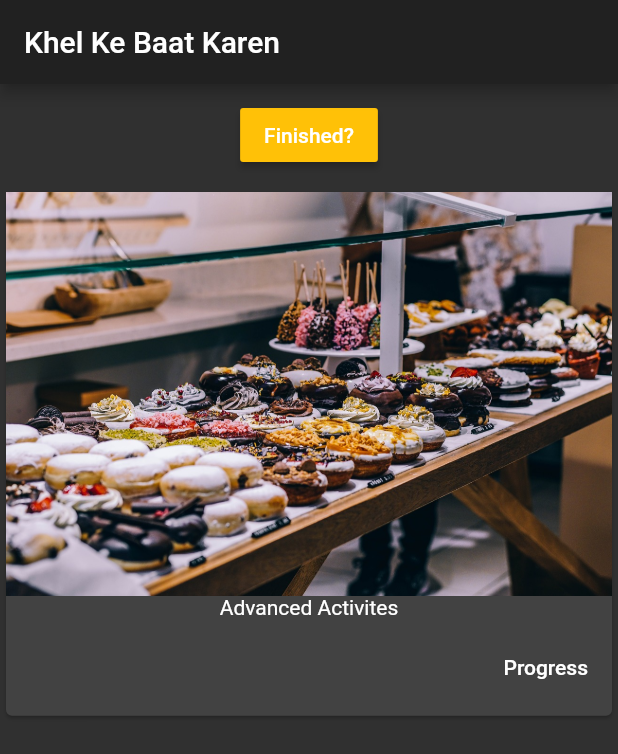
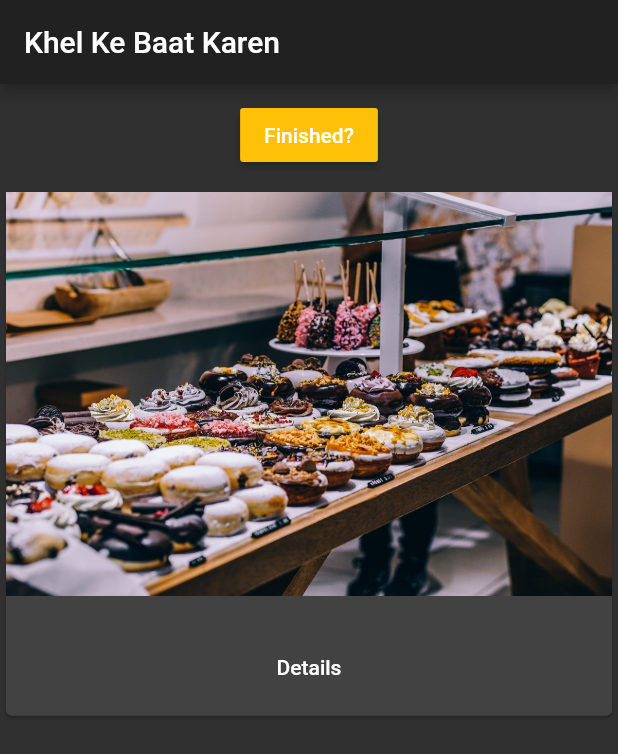
Before and after one commit to piyush97/khel-ke-baat-karen, a Flutter app: the screen it shows after launch, after a tap on "Finished?", on a phone screen of 412 x 824 dp. Shown: the top 754 px of the screen. Run offline on Flutter 3.47's test engine with Material 2 defaults, Android fonts, the phone set to English and light mode, and no system bars.

Commit message:
Exception handling

```diff
--- a/khel/lib/activities.dart
+++ b/khel/lib/activities.dart
@@ -3,9 +3,9 @@ import 'package:flutter/material.dart';
 import './pages/activity.dart';
 
 class Activities extends StatelessWidget {
-  final List<String> activities;
+  final List<Map<String, String>> activities;
 
-  Activities(this.activities) {
+  Activities([this.activities = const []]) {
     print('[Activities widget Constructor]');
   }
 
@@ -13,23 +13,29 @@ class Activities extends StatelessWidget {
     return Card(
       child: Column(
         children: <Widget>[
-        Image.asset('assets/food.jpg'),
-        Text(activities[index]),
+          Image.asset(activities[index]['image'] ?? ''),
+          Text(activities[index]['title'] ?? ''),
           ButtonBar(
+            alignment: MainAxisAlignment.center,
             children: <Widget>[
               FlatButton(
-              child: Text('Progress'),
-              onPressed: () => Navigator.push(
+                child: Text('Details'),
+                onPressed: () => Navigator.push<bool>(
                       context,
                       MaterialPageRoute(
-                      builder: (BuildContext context) => ActivityPage(),
+                        builder: (BuildContext context) => ActivityPage(
+                            activities[index]['title'],
+                            activities[index]['image']),
                       ),
-                  ),
+                    ).then((bool value) {
+                      print(value);
+                    }),
               )
             ],
           )
         ],
-    ));
+      ),
+    );
   }
 
   Widget _buildActivityList() {
@@ -40,8 +46,7 @@ class Activities extends StatelessWidget {
         itemCount: activities.length,
       );
     } else {
-      activityCards =
-          Center(child: Text('Yayyy! No activities to do for now!'));
+      activityCards = Container();
     }
     return activityCards;
   }
--- a/khel/lib/activity_control.dart
+++ b/khel/lib/activity_control.dart
@@ -2,13 +2,15 @@ import 'package:flutter/material.dart';
 
 class ActivityControl extends StatelessWidget {
   final Function addActivity;
+
   ActivityControl(this.addActivity);
+
   @override
   Widget build(BuildContext context) {
     return RaisedButton(
       color: Theme.of(context).secondaryHeaderColor,
       onPressed: () {
-        addActivity('Sleep');
+        addActivity({'title:': 'Eat Chocolate', 'image': 'assets/food.jpg'});
       },
       child: Text('Finished?'),
     );
--- a/khel/lib/activity_manager.dart
+++ b/khel/lib/activity_manager.dart
@@ -4,7 +4,7 @@ import './activity_control.dart';
 import './activities.dart';
 
 class ActivityManager extends StatefulWidget {
-  final String startingActivity;
+  final Map<String, String> startingActivity;
 
   ActivityManager({this.startingActivity}) {
     print('Activity manager contructor call');
@@ -17,20 +17,25 @@ class ActivityManager extends StatefulWidget {
 }
 
 class _ActivityManagerState extends State<ActivityManager> {
-  List<String> _activities = [];
+  List<Map<String, String>> _activities = [];
 
-  void _addActivities(String activity) {
+  @override
+  void initState() {
+    if (widget.startingActivity != null) {
+      _activities.add(widget.startingActivity);
+    }
+    super.initState();
+  }
+
+  void _addActivities(Map<String, String> activity) {
     setState(() {
-      _activities.add('Advanced Activites');
+      _activities.add(activity);
     });
   }
 
   @override
-  void initState() {
-    if (widget.startingActivity != null) {
-    _activities.add(widget.startingActivity);
-    }
-    super.initState();
+  void didUpdateWidget(ActivityManager oldWidget) {
+    super.didUpdateWidget(oldWidget);
   }
 
   @override
--- a/khel/lib/main.dart
+++ b/khel/lib/main.dart
@@ -2,16 +2,19 @@ import 'package:flutter/material.dart';
 
 import './pages/home.dart';
 
-void main() => {runApp(MyApp())};
+void main() {
+  runApp(MyApp());
+}
 
 class MyApp extends StatelessWidget {
   @override
   Widget build(BuildContext context) {
     return MaterialApp(
-        theme: ThemeData(
-            brightness: Brightness.dark,
-            primarySwatch: Colors.lime,
-            secondaryHeaderColor: Colors.amber),
-        home: HomePage());
+      theme: ThemeData(
+          brightness: Brightness.dark,
+          primarySwatch: Colors.lime,
+          secondaryHeaderColor: Colors.amber),
+      home: HomePage(),
+    );
   }
 }
--- a/khel/lib/pages/home.dart
+++ b/khel/lib/pages/home.dart
@@ -6,7 +6,9 @@ class HomePage extends StatelessWidget {
   @override
   Widget build(BuildContext context) {
     return Scaffold(
-      appBar: AppBar(title: Text('Khel Ke Baat Karen')),
+      appBar: AppBar(
+        title: Text('Khel Ke Baat Karen'),
+      ),
       body: ActivityManager(),
     );
   }
```
Also changed, not shown: khel/lib/pages/activity.dart (+10 -10 lines). Lines whose indentation alone changed are shown as unchanged.
